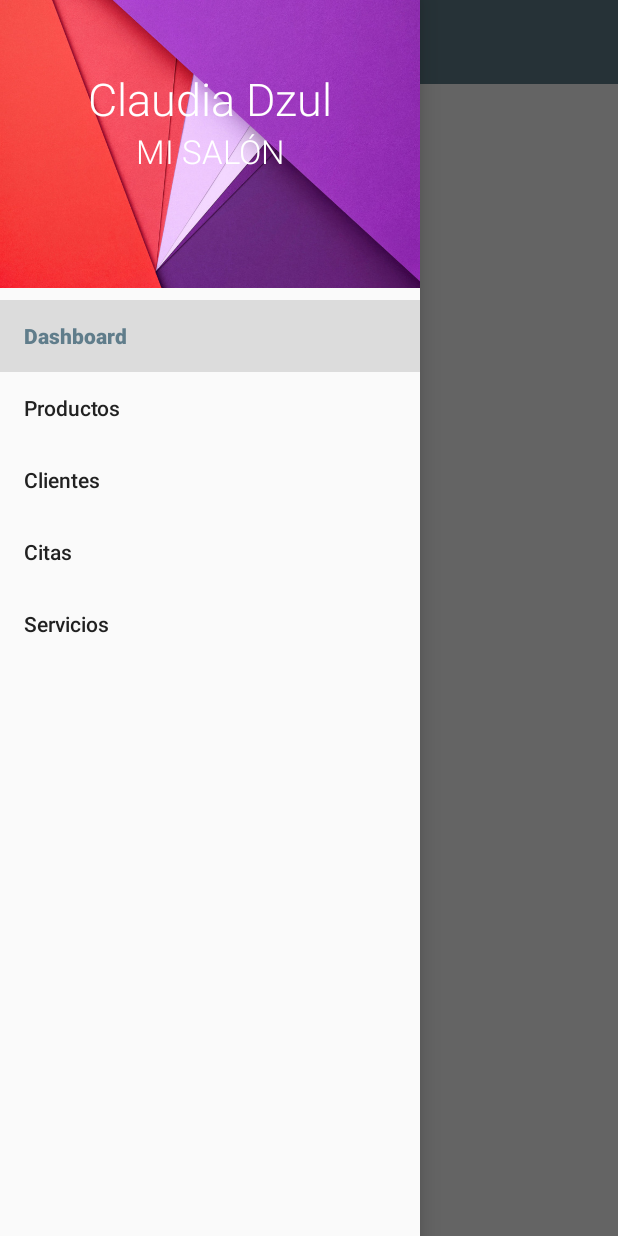
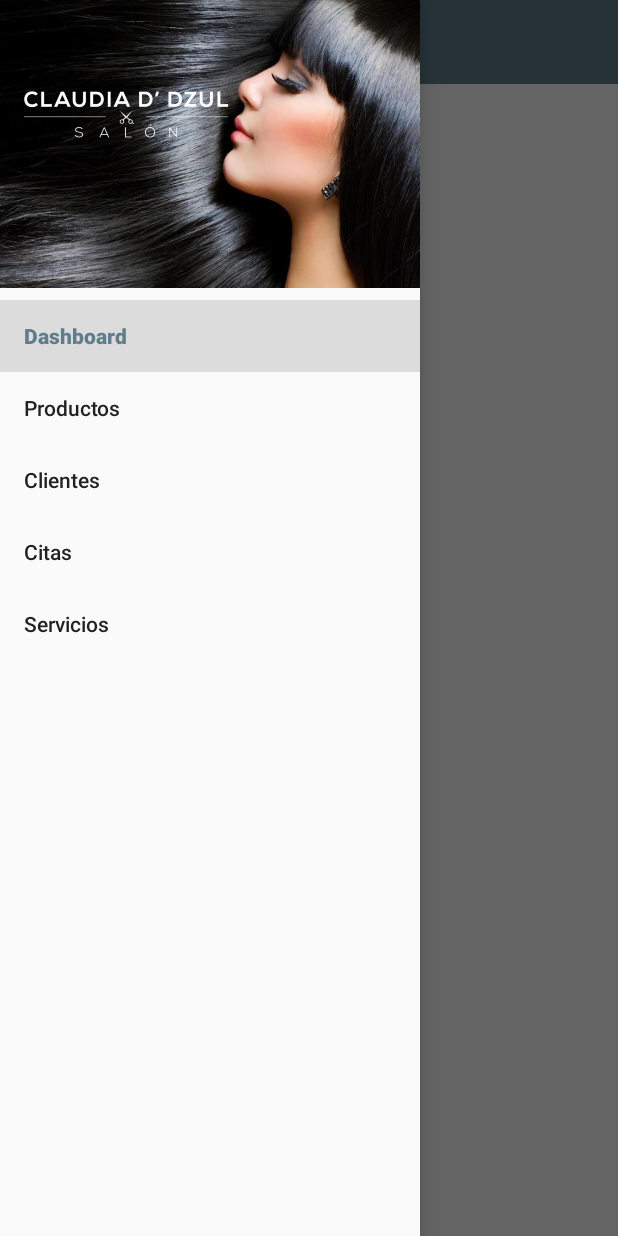
Before and after one commit to gaspardzul/misalon, an Android app: the screen it shows after launch (MainActivity), with the side drawer open, on a phone screen of 412 x 824 dp. Run offline under Robolectric (Android 15) with nearby library versions, the phone set to English and light mode, and no system bars; libraries missing offline, so code that uses them is left out: com.parse; 17 statements that could not run were skipped.

```diff
--- a/app/src/main/res/layout/nav_header.xml
+++ b/app/src/main/res/layout/nav_header.xml
@@ -1,41 +1,18 @@
 <?xml version="1.0" encoding="utf-8"?>
 
-<LinearLayout xmlns:android="http://schemas.android.com/apk/res/android"
+<FrameLayout xmlns:android="http://schemas.android.com/apk/res/android"
     xmlns:app="http://schemas.android.com/apk/res-auto"
     android:layout_width="match_parent"
     android:layout_height="@dimen/header_height"
     android:gravity="center_horizontal|center_vertical"
-    android:orientation="vertical"
-    android:background="@drawable/misalon"
+    android:background="@drawable/salonbelleza"
     android:theme="@style/ThemeOverlay.AppCompat.Dark">
 
+    <ImageView
+        android:layout_width="wrap_content"
+        android:layout_height="wrap_content"
+        android:src="@drawable/logo_clau"
+        android:layout_gravity="center_horizontal|center_vertical"
+        android:id="@+id/imageView" />
 
-    <LinearLayout
-        android:layout_width="match_parent"
-        android:layout_height="match_parent"
-        android:orientation="vertical"
-        android:gravity="center_horizontal">
-
-        <TextView
-            android:layout_width="wrap_content"
-            android:layout_height="wrap_content"
-            android:layout_marginTop="45dp"
-            android:textAppearance="?android:attr/textAppearanceLarge"
-            android:text="Claudia Dzul"
-            android:textSize="30dp"
-            android:fontFamily="sans-serif-light"
-            android:id="@+id/txt"
-            android:layout_gravity="center_horizontal" />
-
-        <TextView
-            android:layout_width="wrap_content"
-            android:layout_height="wrap_content"
-            android:textAppearance="?android:attr/textAppearanceLarge"
-            android:text="MI SALÓN"
-            android:fontFamily="sans-serif-light"
-            android:id="@+id/textView"
-            android:layout_gravity="center_horizontal" />
-
-    </LinearLayout>
-
-</LinearLayout>
+</FrameLayout>
```
Also changed, not shown: app/src/main/java/com/claudia/misalon/BO/Servicio.java (+11 -1 lines), app/src/main/java/com/claudia/misalon/fragments/ServicioFragment.java (+95 -3 lines), app/src/main/res/drawable/logo_clau.png (added), app/src/main/res/drawable/misalon.jpg (deleted), app/src/main/res/drawable/salon.jpg (deleted), app/src/main/res/drawable/salonbelleza.jpg (added).
